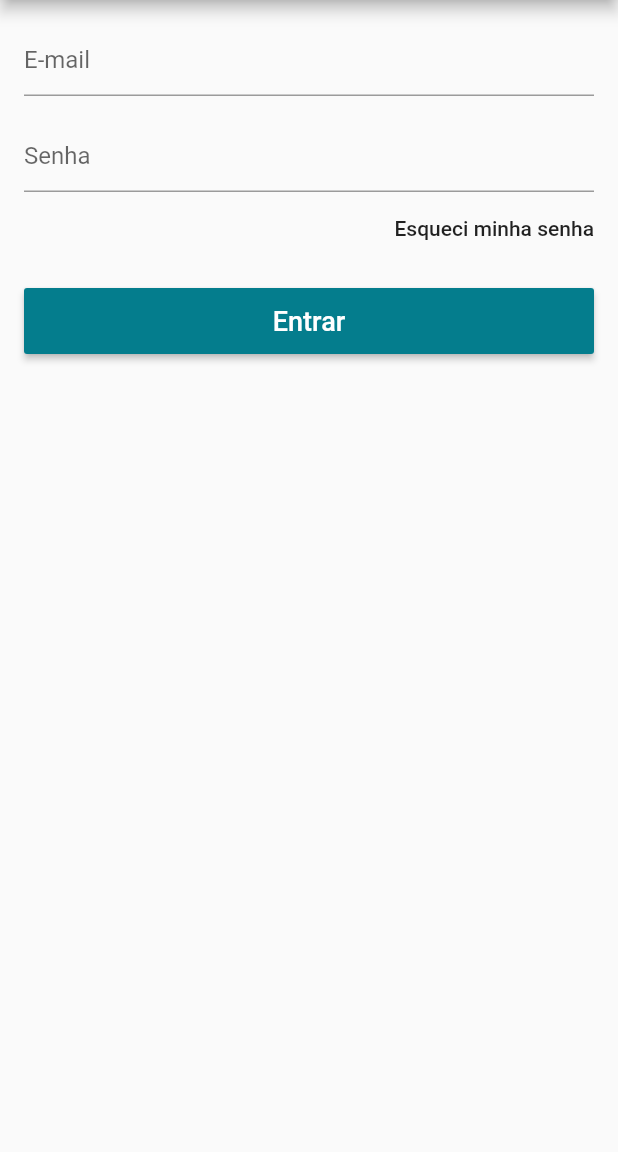
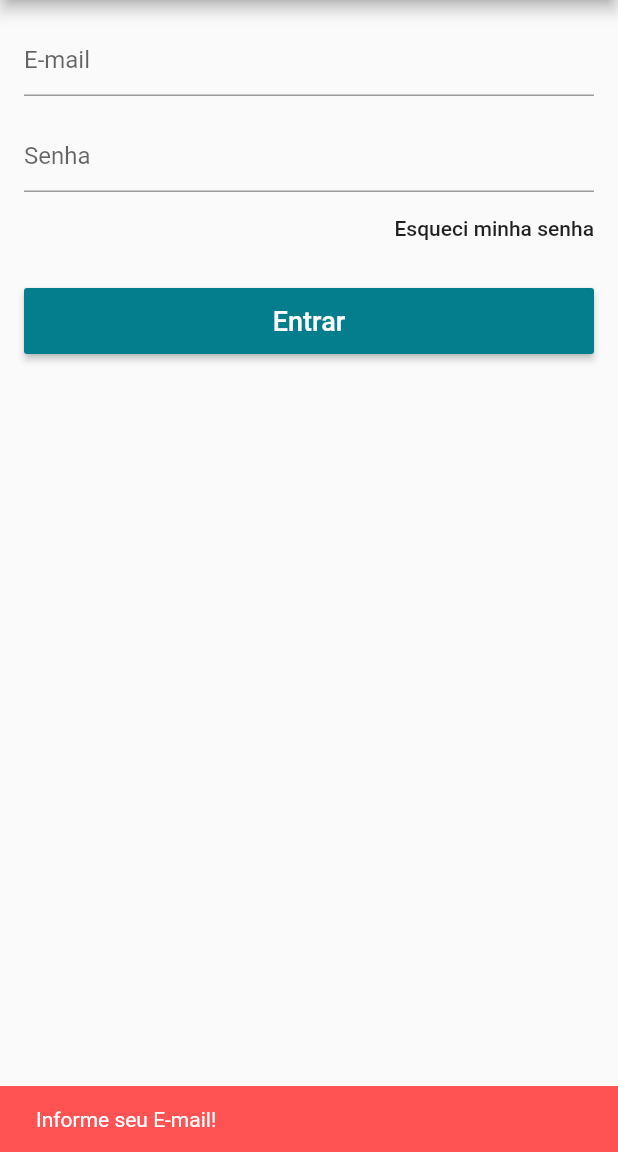
Before and after one commit to williamsilva/LojaVirtual, a Flutter app: the LoginScreen screen opened directly, after a tap on "Esqueci minha senha", on a phone screen of 412 x 824 dp, the part 84-1236 px from its top. Run offline on Flutter 3.47's test engine with Material 2 defaults, Android fonts, the phone set to English and light mode, and no system bars; our stand-ins replace carousel_pro, cloud_firestore, firebase_auth, transparent_image; accounts and stored records are empty.

Commit message:
init beer cart

```diff
--- /dev/null
+++ b/lib/datas/cart_beer.dart
@@ -0,0 +1,34 @@
+import 'package:cloud_firestore/cloud_firestore.dart';
+import 'package:loja_virtual/datas/beer_data.dart';
+
+class CartBeer {
+  String cid;
+
+  String category;
+  String pid;
+
+  int quantity;
+  String size;
+
+  BeerData productData;
+
+  CartBeer();
+
+  CartBeer.fromDocument(DocumentSnapshot document){
+    cid = document.documentID;
+    category = document.data["category"];
+    pid = document.data["pid"];
+    quantity = document.data["quantity"];
+    size = document.data["size"];
+  }
+
+  Map<String, dynamic> toMap(){
+    return {
+      "category": category,
+      "pid": pid,
+      "quantity": quantity,
+      "size": size,
+      //"product": productData.toResumedMap()
+    };
+  }
+}
--- a/lib/screens/login_sreen.dart
+++ b/lib/screens/login_sreen.dart
@@ -73,7 +73,26 @@ class _LoginScreenState extends State<LoginScreen> {
                   Align(
                     alignment: Alignment.centerRight,
                     child: FlatButton(
-                      onPressed: () {},
+                      onPressed: () {
+                        if(_emailController.text.isEmpty){
+                          _scaffodkey.currentState.showSnackBar(
+                              SnackBar(
+                                content: Text("Informe seu E-mail!"),
+                                backgroundColor: Colors.redAccent,
+                                duration: Duration(seconds: 3),
+                              )
+                          );
+                        } else {
+                          model.recoverPass(_emailController.text);
+                          _scaffodkey.currentState.showSnackBar(
+                              SnackBar(
+                                content: Text("Link de recuperação enviado para o E-mail informado!"),
+                                backgroundColor: Theme.of(context).primaryColor,
+                                duration: Duration(seconds: 3),
+                              )
+                          );
+                        }
+                      },
                       child: Text(
                         "Esqueci minha senha",
                         textAlign: TextAlign.right,
```
Also changed, not shown: lib/main.dart (+8 -0 lines), lib/models/cart_model.dart (added, +150 -0 lines), lib/models/user_model.dart (+27 -2 lines), lib/screens/beer_screen.dart (+21 -2 lines), lib/screens/category_screen.dart (+6 -8 lines).
